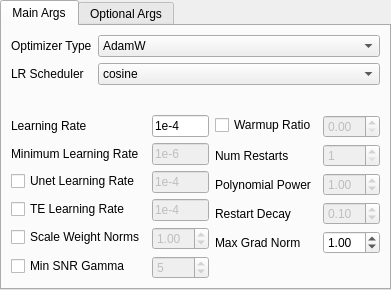
Old version of the form ui_files/OptimizerUI.ui in the repository derrian-distro/LoRA_Easy_Training_Scripts.
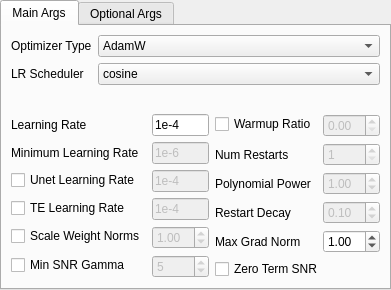
New version of the form. Custom widgets are drawn as their Qt base class.

Commit message: add zero term snr, and lora_fa support

```diff
--- a/ui_files/OptimizerUI.ui
+++ b/ui_files/OptimizerUI.ui
@@ -431,6 +431,13 @@
            </property>
           </widget>
          </item>
+         <item row="5" column="0" colspan="2">
+          <widget class="QCheckBox" name="zero_term_enable">
+           <property name="text">
+            <string>Zero Term SNR</string>
+           </property>
+          </widget>
+         </item>
         </layout>
        </item>
       </layout>
```
The commit also changes 6 other files.
